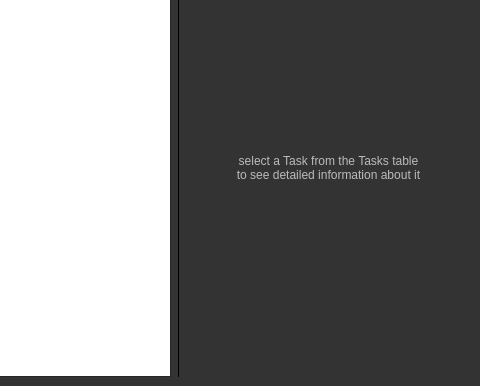
Above: TAEval-Client/tawindow.ui from wfairclough/TAE before the change; both pictures show x 138 to 618 and y 114 to 500 of the 618 by 500 pixel window. Below: the same form after it.
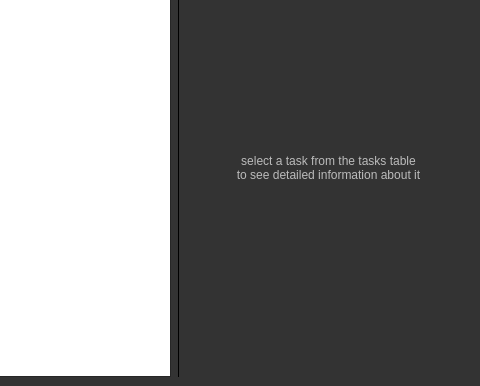
That is the form after the change. The open tabs and pages were chosen to show the change.

Commit message: Fixed typo. Documentation done fixes #31

The edit to the form file:
```diff
--- a/TAEval-Client/tawindow.ui
+++ b/TAEval-Client/tawindow.ui
@@ -261,7 +261,7 @@
            <string notr="true">color:#bbb</string>
           </property>
           <property name="text">
-           <string>&lt;html&gt;&lt;head/&gt;&lt;body&gt;&lt;p&gt;select a Task from the Tasks table&lt;br/&gt;to see detailed information about it&lt;/p&gt;&lt;/body&gt;&lt;/html&gt;</string>
+           <string>&lt;html&gt;&lt;head/&gt;&lt;body&gt;&lt;p&gt;select a task from the tasks table&lt;br/&gt;to see detailed information about it&lt;/p&gt;&lt;/body&gt;&lt;/html&gt;</string>
           </property>
           <property name="alignment">
            <set>Qt::AlignCenter</set>
```
Left out of the diff: 2 changed lines with no effect on the pictures.
